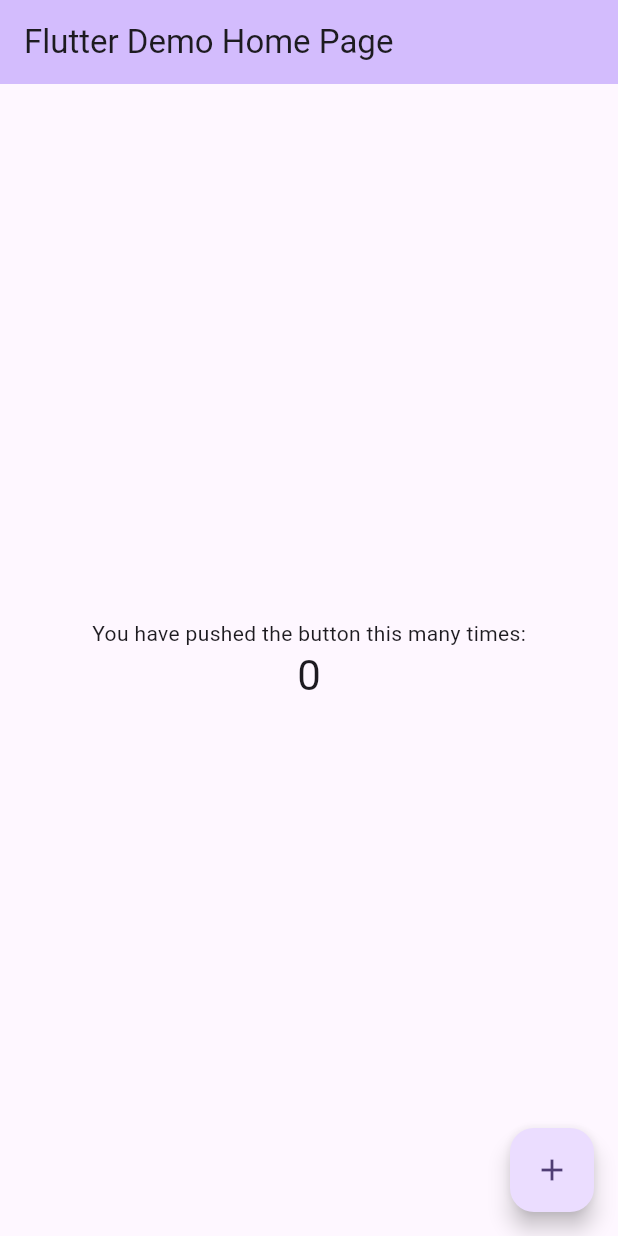
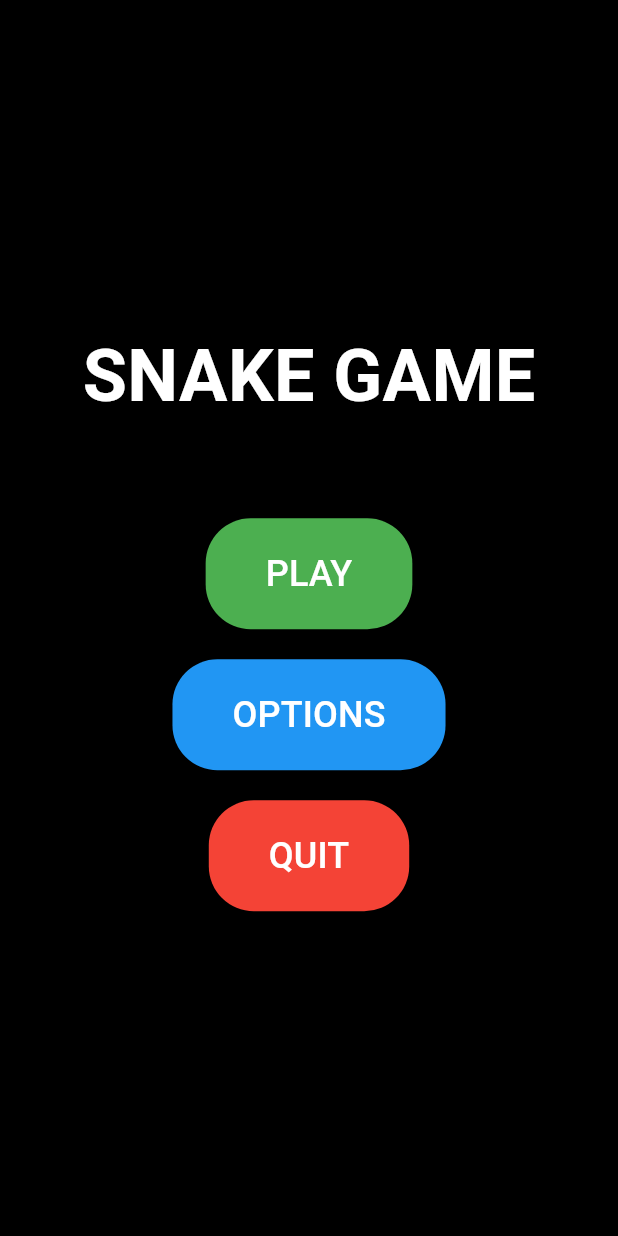
Before and after one commit to MuhammadYaseen11/snake_game, a Flutter app: the screen it shows after launch, on a phone screen of 412 x 824 dp. Run offline on Flutter 3.47's test engine with Material 3 defaults, Android fonts, the phone set to English and light mode, and no system bars.

Commit message:
update lib

```diff
--- /dev/null
+++ b/lib/constants.dart
@@ -0,0 +1,15 @@
+import 'package:flutter/material.dart';
+
+// Colors
+const Color primaryColor = Colors.green;
+const Color backgroundColor = Colors.black;
+const Color textColor = Colors.white;
+
+// Text Styles
+const TextStyle titleStyle = TextStyle(
+  fontSize: 48,
+  fontWeight: FontWeight.bold,
+  color: textColor,
+);
+
+const TextStyle buttonTextStyle = TextStyle(fontSize: 24, color: textColor);
--- a/lib/main.dart
+++ b/lib/main.dart
@@ -1,122 +1,23 @@
 import 'package:flutter/material.dart';
+import 'screens/home_screen.dart';
 
 void main() {
-  runApp(const MyApp());
+  runApp(const SnakeGameApp());
 }
 
-class MyApp extends StatelessWidget {
-  const MyApp({super.key});
+class SnakeGameApp extends StatelessWidget {
+  const SnakeGameApp({super.key});
 
-  // This widget is the root of your application.
   @override
   Widget build(BuildContext context) {
     return MaterialApp(
-      title: 'Flutter Demo',
+      title: 'Snake Game',
+      debugShowCheckedModeBanner: false,
       theme: ThemeData(
-        // This is the theme of your application.
-        //
-        // TRY THIS: Try running your application with "flutter run". You'll see
-        // the application has a purple toolbar. Then, without quitting the app,
-        // try changing the seedColor in the colorScheme below to Colors.green
-        // and then invoke "hot reload" (save your changes or press the "hot
-        // reload" button in a Flutter-supported IDE, or press "r" if you used
-        // the command line to start the app).
-        //
-        // Notice that the counter didn't reset back to zero; the application
-        // state is not lost during the reload. To reset the state, use hot
-        // restart instead.
-        //
-        // This works for code too, not just values: Most code changes can be
-        // tested with just a hot reload.
-        colorScheme: ColorScheme.fromSeed(seedColor: Colors.deepPurple),
+        primarySwatch: Colors.green,
+        visualDensity: VisualDensity.adaptivePlatformDensity,
       ),
-      home: const MyHomePage(title: 'Flutter Demo Home Page'),
+      home: const HomeScreen(),
     );
   }
 }
-
-class MyHomePage extends StatefulWidget {
-  const MyHomePage({super.key, required this.title});
-
-  // This widget is the home page of your application. It is stateful, meaning
-  // that it has a State object (defined below) that contains fields that affect
-  // how it looks.
-
-  // This class is the configuration for the state. It holds the values (in this
-  // case the title) provided by the parent (in this case the App widget) and
-  // used by the build method of the State. Fields in a Widget subclass are
-  // always marked "final".
-
-  final String title;
-
-  @override
-  State<MyHomePage> createState() => _MyHomePageState();
-}
-
-class _MyHomePageState extends State<MyHomePage> {
-  int _counter = 0;
-
-  void _incrementCounter() {
-    setState(() {
-      // This call to setState tells the Flutter framework that something has
-      // changed in this State, which causes it to rerun the build method below
-      // so that the display can reflect the updated values. If we changed
-      // _counter without calling setState(), then the build method would not be
-      // called again, and so nothing would appear to happen.
-      _counter++;
-    });
-  }
-
-  @override
-  Widget build(BuildContext context) {
-    // This method is rerun every time setState is called, for instance as done
-    // by the _incrementCounter method above.
-    //
-    // The Flutter framework has been optimized to make rerunning build methods
-    // fast, so that you can just rebuild anything that needs updating rather
-    // than having to individually change instances of widgets.
-    return Scaffold(
-      appBar: AppBar(
-        // TRY THIS: Try changing the color here to a specific color (to
-        // Colors.amber, perhaps?) and trigger a hot reload to see the AppBar
-        // change color while the other colors stay the same.
-        backgroundColor: Theme.of(context).colorScheme.inversePrimary,
-        // Here we take the value from the MyHomePage object that was created by
-        // the App.build method, and use it to set our appbar title.
-        title: Text(widget.title),
-      ),
-      body: Center(
-        // Center is a layout widget. It takes a single child and positions it
-        // in the middle of the parent.
-        child: Column(
-          // Column is also a layout widget. It takes a list of children and
-          // arranges them vertically. By default, it sizes itself to fit its
-          // children horizontally, and tries to be as tall as its parent.
-          //
-          // Column has various properties to control how it sizes itself and
-          // how it positions its children. Here we use mainAxisAlignment to
-          // center the children vertically; the main axis here is the vertical
-          // axis because Columns are vertical (the cross axis would be
-          // horizontal).
-          //
-          // TRY THIS: Invoke "debug painting" (choose the "Toggle Debug Paint"
-          // action in the IDE, or press "p" in the console), to see the
-          // wireframe for each widget.
-          mainAxisAlignment: MainAxisAlignment.center,
-          children: <Widget>[
-            const Text('You have pushed the button this many times:'),
-            Text(
-              '$_counter',
-              style: Theme.of(context).textTheme.headlineMedium,
-            ),
-          ],
-        ),
-      ),
-      floatingActionButton: FloatingActionButton(
-        onPressed: _incrementCounter,
-        tooltip: 'Increment',
-        child: const Icon(Icons.add),
-      ), // This trailing comma makes auto-formatting nicer for build methods.
-    );
-  }
-}
--- /dev/null
+++ b/lib/screens/home_screen.dart
@@ -0,0 +1,58 @@
+import 'package:flutter/material.dart';
+import '../widgets/menu_button.dart';
+import 'game_screen.dart';
+import 'options_screen.dart';
+import '../constants.dart';
+
+class HomeScreen extends StatelessWidget {
+  const HomeScreen({super.key});
+
+  @override
+  Widget build(BuildContext context) {
+    return Scaffold(
+      backgroundColor: backgroundColor,
+      body: Center(
+        child: Column(
+          mainAxisAlignment: MainAxisAlignment.center,
+          children: [
+            const Text('SNAKE GAME', style: titleStyle),
+            const SizedBox(height: 60),
+            MenuButton(
+              text: 'PLAY',
+              onPressed: () {
+                Navigator.push(
+                  context,
+                  MaterialPageRoute(builder: (context) => const GameScreen()),
+                );
+              },
+            ),
+            const SizedBox(height: 20),
+            MenuButton(
+              text: 'OPTIONS',
+              onPressed: () {
+                Navigator.push(
+                  context,
+                  MaterialPageRoute(
+                    builder: (context) => const OptionsScreen(),
+                  ),
+                );
+              },
+              color: Colors.blue,
+            ),
+            const SizedBox(height: 20),
+            MenuButton(
+              text: 'QUIT',
+              onPressed: () {
+                // Close the app
+                Future.delayed(Duration.zero, () {
+                  Navigator.of(context).pop();
+                });
+              },
+              color: Colors.red,
+            ),
+          ],
+        ),
+      ),
+    );
+  }
+}
--- /dev/null
+++ b/lib/widgets/menu_button.dart
@@ -0,0 +1,28 @@
+import 'package:flutter/material.dart';
+import '../constants.dart';
+
+class MenuButton extends StatelessWidget {
+  final String text;
+  final VoidCallback onPressed;
+  final Color color;
+
+  const MenuButton({
+    super.key,
+    required this.text,
+    required this.onPressed,
+    this.color = primaryColor,
+  });
+
+  @override
+  Widget build(BuildContext context) {
+    return ElevatedButton(
+      style: ElevatedButton.styleFrom(
+        backgroundColor: color,
+        padding: const EdgeInsets.symmetric(horizontal: 40, vertical: 20),
+        shape: RoundedRectangleBorder(borderRadius: BorderRadius.circular(30)),
+      ),
+      onPressed: onPressed,
+      child: Text(text, style: buttonTextStyle),
+    );
+  }
+}
```
Also changed, not shown: lib/screens/game_screen.dart (added, +35 -0 lines), lib/screens/options_screen.dart (added, +30 -0 lines), 1 other file.
